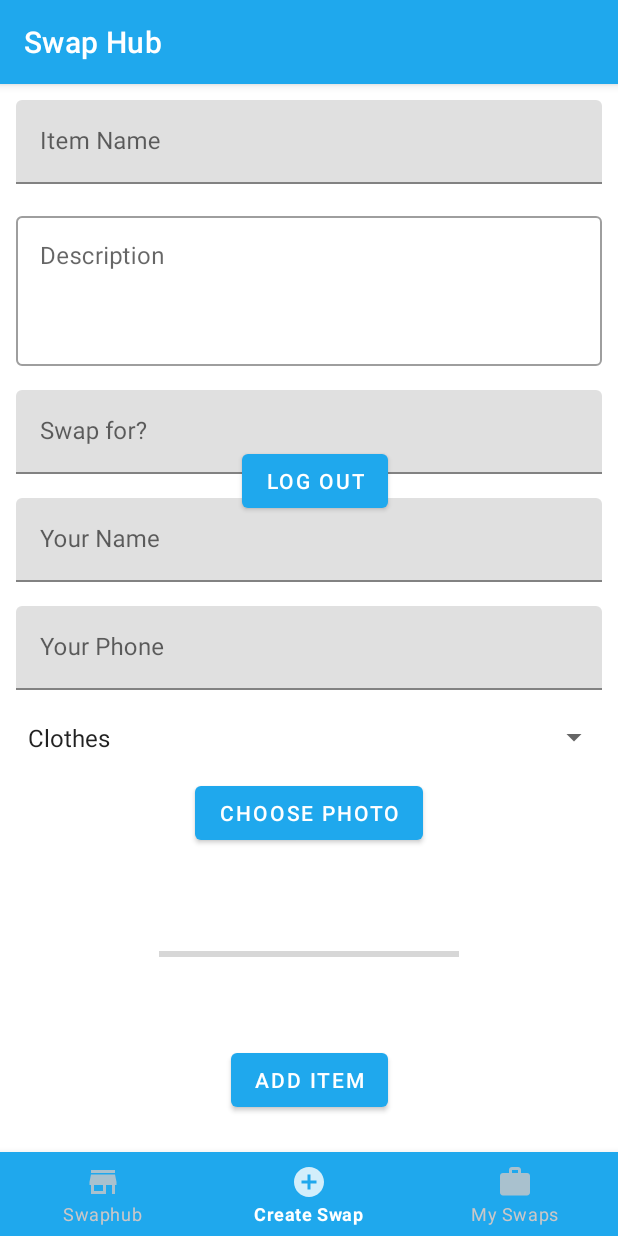
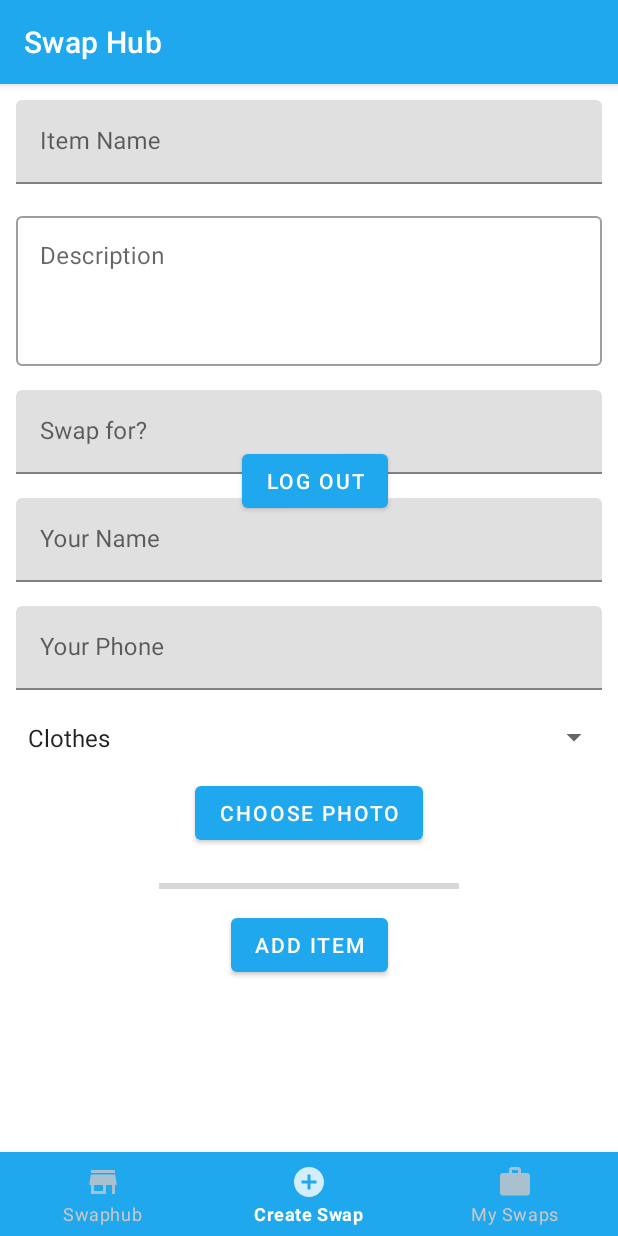
Before and after one commit to iuliia9/swaphub, an Android app: the screen it shows after launch once a user with an empty profile is signed in (HomeActivity), item 2 of the bottom bar chosen, on a phone screen of 412 x 824 dp. Run offline under Robolectric (Android 15) with nearby library versions, the phone set to English and light mode, and no system bars; our stand-ins replace Firebase (no records; nobody signed in at launch, a user with empty details on screens opened directly), Picasso; Roboto replaces fonts that are not available here.

Commit message:
Fixed image size for Choose Image button

```diff
--- a/app/src/main/res/layout/fragment_create.xml
+++ b/app/src/main/res/layout/fragment_create.xml
@@ -144,11 +144,14 @@
 
         <ImageView
             android:id="@+id/imageView"
-            android:layout_width="wrap_content"
+            android:layout_width="match_parent"
             android:layout_height="wrap_content"
+            android:scaleType="fitXY"
+            android:adjustViewBounds="true"
             android:layout_marginStart="5dp"
             android:layout_marginTop="10dp"
             android:layout_marginEnd="5dp"
+            android:background="@color/colorPrimary"
             app:layout_constraintEnd_toEndOf="parent"
             app:layout_constraintStart_toStartOf="parent"
             app:layout_constraintTop_toBottomOf="@+id/buttonChoosePhoto" />
@@ -157,7 +160,7 @@
             android:id="@+id/progressBar"
             style="?android:attr/progressBarStyleHorizontal"
             android:layout_width="200dp"
-            android:layout_height="100dp"
+            android:layout_height="10dp"
             android:layout_marginStart="5dp"
             android:layout_marginTop="10dp"
             android:layout_marginEnd="5dp"
@@ -186,9 +189,5 @@
         app:layout_constraintEnd_toEndOf="parent"
         app:layout_constraintStart_toStartOf="parent"
         app:layout_constraintTop_toBottomOf="@+id/progressBar"/>
-
-
-
-
     </androidx.constraintlayout.widget.ConstraintLayout>
 </ScrollView>
```
